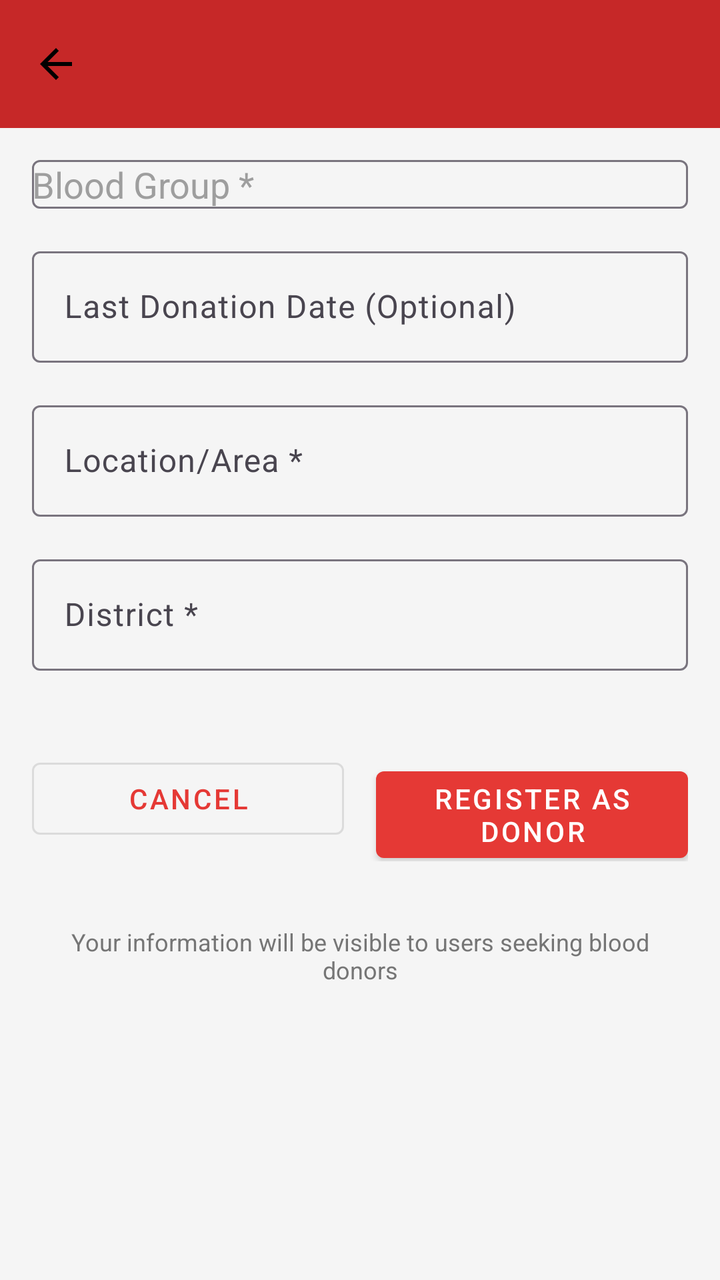
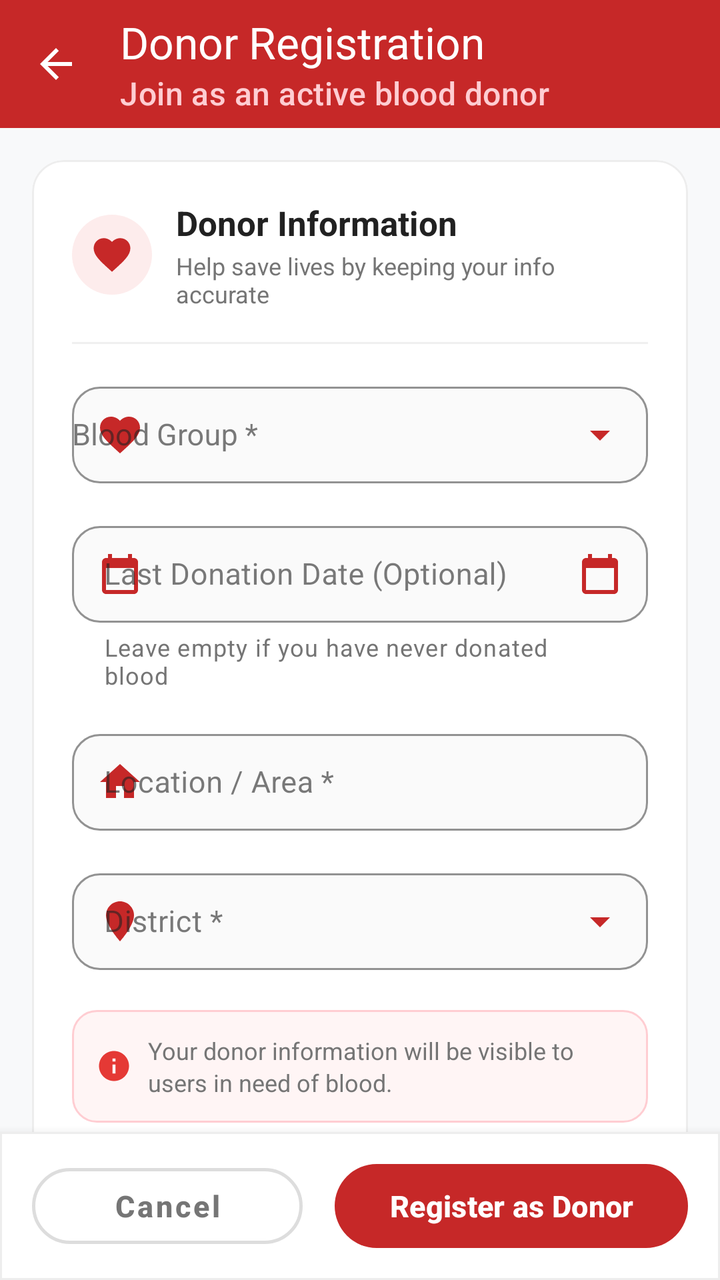

An Android layout rendered at two revisions. The XML below is the earlier revision; the diff shows what the commit changed to produce the second picture.
<!-- AndroidManifest.xml: application theme Theme.DonateBlood -->
<!-- res/layout/fragment_donor_registration.xml -->
<?xml version="1.0" encoding="utf-8"?>
<LinearLayout xmlns:android="http://schemas.android.com/apk/res/android"
    xmlns:app="http://schemas.android.com/apk/res-auto"
    android:layout_width="match_parent"
    android:layout_height="match_parent"
    android:orientation="vertical"
    android:background="@color/cardview_light_background">

    <com.google.android.material.appbar.MaterialToolbar
        android:id="@+id/toolbar"
        android:layout_width="match_parent"
        android:layout_height="?attr/actionBarSize"
        android:background="@color/primary_red_dark"
        app:navigationIcon="@drawable/ic_arrow_back"
        app:titleTextColor="@color/white" />

    <ScrollView
        android:layout_width="match_parent"
        android:layout_height="match_parent"
        android:padding="16dp"
        android:fillViewport="true">

        <LinearLayout
            android:layout_width="match_parent"
            android:layout_height="wrap_content"
            android:orientation="vertical">

            
            <ProgressBar
                android:id="@+id/progressBar"
                android:layout_width="wrap_content"
                android:layout_height="wrap_content"
                android:layout_gravity="center"
                android:layout_marginVertical="20dp"
                android:visibility="gone" />

            
            <com.google.android.material.textfield.TextInputLayout
                android:id="@+id/tilBloodGroup"
                android:layout_width="match_parent"
                android:layout_height="wrap_content"
                android:layout_marginBottom="16dp"
                app:hintEnabled="false">

                <AutoCompleteTextView
                    android:id="@+id/spinnerBloodGroup"
                    android:layout_width="match_parent"
                    android:layout_height="match_parent"
                    android:hint="Blood Group *"
                    android:inputType="none" />
            </com.google.android.material.textfield.TextInputLayout>

            
            <com.google.android.material.textfield.TextInputLayout
                android:id="@+id/tilLastDonation"
                android:layout_width="match_parent"
                android:layout_height="wrap_content"
                android:layout_marginBottom="16dp">

                <com.google.android.material.textfield.TextInputEditText
                    android:id="@+id/etLastDonation"
                    android:layout_width="match_parent"
                    android:layout_height="wrap_content"
                    android:hint="Last Donation Date (Optional)"
                    android:inputType="none"
                    android:focusable="false"
                    android:clickable="true" />
            </com.google.android.material.textfield.TextInputLayout>

            
            <com.google.android.material.textfield.TextInputLayout
                android:id="@+id/tilLocation"
                android:layout_width="match_parent"
                android:layout_height="wrap_content"
                android:layout_marginBottom="16dp">

                <com.google.android.material.textfield.TextInputEditText
                    android:id="@+id/etLocation"
                    android:layout_width="match_parent"
                    android:layout_height="wrap_content"
                    android:hint="Location/Area *"
                    android:maxLines="1" />
            </com.google.android.material.textfield.TextInputLayout>

            
            <com.google.android.material.textfield.TextInputLayout
                android:id="@+id/tilDistrict"
                android:layout_width="match_parent"
                android:layout_height="wrap_content"
                android:layout_marginBottom="24dp">

                <com.google.android.material.textfield.TextInputEditText
                    android:id="@+id/etDistrict"
                    android:layout_width="match_parent"
                    android:layout_height="wrap_content"
                    android:hint="District *"
                    android:maxLines="1" />
            </com.google.android.material.textfield.TextInputLayout>

            
            <LinearLayout
                android:layout_width="match_parent"
                android:layout_height="wrap_content"
                android:orientation="horizontal"
                android:layout_marginTop="16dp">

                <com.google.android.material.button.MaterialButton
                    android:id="@+id/btnCancel"
                    android:layout_width="0dp"
                    android:layout_height="wrap_content"
                    android:layout_weight="1"
                    android:layout_marginEnd="8dp"
                    android:text="Cancel"
                    style="@style/Widget.MaterialComponents.Button.OutlinedButton" />

                <com.google.android.material.button.MaterialButton
                    android:id="@+id/btnRegister"
                    android:layout_width="0dp"
                    android:layout_height="wrap_content"
                    android:layout_weight="1"
                    android:layout_marginStart="8dp"
                    android:text="Register as Donor"
                    style="@style/Widget.MaterialComponents.Button" />
            </LinearLayout>

            
            <TextView
                android:layout_width="match_parent"
                android:layout_height="wrap_content"
                android:layout_marginTop="24dp"
                android:gravity="center"
                android:text="Your information will be visible to users seeking blood donors"
                android:textColor="@color/text_secondary"
                android:textSize="12sp"
                android:padding="8dp" />

        </LinearLayout>
    </ScrollView>

</LinearLayout>
<!-- resources referenced by this layout -->
<resources>
  <color name="cardview_light_background">#F5F5F5</color>
  <color name="primary_red_dark">#C62828</color>
  <color name="text_secondary">#757575</color>
  <color name="white">#FFFFFF</color>
  <!-- drawable ic_arrow_back (drawable) -->
  <?xml version="1.0" encoding="utf-8"?>
  <vector xmlns:android="http://schemas.android.com/apk/res/android"
      android:width="24dp"
      android:height="24dp"
      android:viewportWidth="24"
      android:viewportHeight="24">
      <path
          android:fillColor="#FF000000"
          android:pathData="M20,11H7.83l5.59,-5.59L12,4l-8,8 8,8 1.41,-1.41L7.83,13H20v-2z"/>
  </vector>
  <color name="primary_red">#E53935</color>
  <color name="background_light">#F5F5F5</color>
  <color name="text_primary">#212121</color>
  <color name="text_hint">#9E9E9E</color>
  <color name="surface_white">#FFFFFF</color>
  <!-- unchanged entries left out for length: 4 -->
</resources>

<!-- the commit's change to res/layout/fragment_donor_registration.xml (unified diff, before → after) -->
@@ -1,140 +1,341 @@
 <?xml version="1.0" encoding="utf-8"?>
 <LinearLayout xmlns:android="http://schemas.android.com/apk/res/android"
     xmlns:app="http://schemas.android.com/apk/res-auto"
+    xmlns:tools="http://schemas.android.com/tools"
     android:layout_width="match_parent"
     android:layout_height="match_parent"
     android:orientation="vertical"
-    android:background="@color/cardview_light_background">
-
+    android:background="#F8F9FA">
+
+    
     <com.google.android.material.appbar.MaterialToolbar
         android:id="@+id/toolbar"
         android:layout_width="match_parent"
         android:layout_height="?attr/actionBarSize"
         android:background="@color/primary_red_dark"
-        app:navigationIcon="@drawable/ic_arrow_back"
-        app:titleTextColor="@color/white" />
-
-    <ScrollView
+        app:elevation="3dp"
+        app:navigationIcon="@drawable/ic_arrow_back_white"
+        app:title="Donor Registration"
+        app:titleTextColor="@color/white"
+        app:subtitle="Join as an active blood donor"
+        app:subtitleTextColor="#FFCDD2" />
+
+    
+    <androidx.core.widget.NestedScrollView
         android:layout_width="match_parent"
-        android:layout_height="match_parent"
-        android:padding="16dp"
+        android:layout_height="0dp"
+        android:layout_weight="1"
         android:fillViewport="true">
 
         <LinearLayout
             android:layout_width="match_parent"
             android:layout_height="wrap_content"
-            android:orientation="vertical">
+            android:orientation="vertical"
+            android:padding="16dp">
+
+            
+            <com.google.android.material.card.MaterialCardView
+                android:layout_width="match_parent"
+                android:layout_height="wrap_content"
+                app:cardCornerRadius="16dp"
+                app:cardElevation="0dp"
+                app:strokeColor="#EDEDED"
+                app:strokeWidth="1dp"
+                app:cardBackgroundColor="@color/white">
+
+                <LinearLayout
+                    android:layout_width="match_parent"
+                    android:layout_height="wrap_content"
+                    android:orientation="vertical"
+                    android:padding="20dp">
+
+                    
+                    <LinearLayout
+                        android:layout_width="match_parent"
+                        android:layout_height="wrap_content"
+                        android:gravity="center_vertical"
+                        android:orientation="horizontal"
+                        android:layout_marginBottom="16dp">
+
+                        <FrameLayout
+                            android:layout_width="40dp"
+                            android:layout_height="40dp"
+                            android:background="@drawable/bg_circle_icon">
+
+                            <ImageView
+                                android:layout_width="22dp"
+                                android:layout_height="22dp"
+                                android:layout_gravity="center"
+                                android:src="@drawable/ic_blood_drop"
+                                app:tint="@color/primary_red_dark"
+                                tools:ignore="ContentDescription" />
+                        </FrameLayout>
+
+                        <LinearLayout
+                            android:layout_width="0dp"
+                            android:layout_height="wrap_content"
+                            android:layout_marginStart="12dp"
+                            android:layout_weight="1"
+                            android:orientation="vertical">
+
+                            <TextView
+                                android:id="@+id/tvSectionTitle"
+                                android:layout_width="wrap_content"
+                                android:layout_height="wrap_content"
+                                android:text="Donor Information"
+                                android:textColor="@color/text_primary"
+                                android:textSize="17sp"
+                                android:textStyle="bold" />
+
+                            <TextView
+                                android:id="@+id/tvSectionSubtitle"
+                                android:layout_width="wrap_content"
+                                android:layout_height="wrap_content"
+                                android:layout_marginTop="2dp"
+                                android:text="Help save lives by keeping your info accurate"
+                                android:textColor="@color/text_secondary"
+                                android:textSize="12sp" />
+                        </LinearLayout>
+                    </LinearLayout>
+
+                    <View
+                        android:layout_width="match_parent"
+                        android:layout_height="1dp"
+                        android:background="#F0F0F0"
+                        android:layout_marginBottom="16dp" />
+
+                    
+                    <com.google.android.material.textfield.TextInputLayout
+                        android:id="@+id/tilBloodGroup"
+                        style="@style/Widget.MaterialComponents.TextInputLayout.OutlinedBox"
+                        android:layout_width="match_parent"
+                        android:layout_height="wrap_content"
+                        android:layout_marginBottom="16dp"
+                        android:hint="Blood Group *"
+                        app:boxCornerRadiusTopStart="14dp"
+                        app:boxCornerRadiusTopEnd="14dp"
+                        app:boxCornerRadiusBottomStart="14dp"
+                        app:boxCornerRadiusBottomEnd="14dp"
+                        app:boxStrokeColor="@color/primary_red_dark"
+                        app:boxStrokeWidth="1dp"
+                        app:boxStrokeWidthFocused="2dp"
+                        app:boxBackgroundColor="#FAFAFA"
+                        app:startIconDrawable="@drawable/ic_blood_drop"
+                        app:startIconTint="@color/primary_red_dark"
+                        app:endIconMode="custom"
+                        app:endIconDrawable="@drawable/ic_chevron_down"
+                        app:endIconTint="@color/primary_red_dark">
+
+                        <AutoCompleteTextView
+                            android:id="@+id/spinnerBloodGroup"
+                            android:layout_width="match_parent"
+                            android:layout_height="wrap_content"
+                            android:focusable="false"
+                            android:clickable="true"
+                            android:cursorVisible="false"
+                            android:inputType="none"
+                            android:paddingVertical="14dp"
+                            android:textSize="15sp"
+                            android:textColor="@color/text_primary" />
+                    </com.google.android.material.textfield.TextInputLayout>
+
+                    
+                    <com.google.android.material.textfield.TextInputLayout
+                        android:id="@+id/tilLastDonation"
+                        style="@style/Widget.MaterialComponents.TextInputLayout.OutlinedBox"
+                        android:layout_width="match_parent"
+                        android:layout_height="wrap_content"
+                        android:layout_marginBottom="16dp"
+                        android:hint="Last Donation Date (Optional)"
+                        app:helperText="Leave empty if you have never donated blood"
+                        app:helperTextTextColor="@color/text_secondary"
+                        app:boxCornerRadiusTopStart="14dp"
+                        app:boxCornerRadiusTopEnd="14dp"
+                        app:boxCornerRadiusBottomStart="14dp"
+                        app:boxCornerRadiusBottomEnd="14dp"
+                        app:boxStrokeColor="@color/primary_red_dark"
+                        app:boxStrokeWidth="1dp"
+                        app:boxStrokeWidthFocused="2dp"
+                        app:boxBackgroundColor="#FAFAFA"
+                        app:startIconDrawable="@drawable/ic_calendar"
+                        app:startIconTint="@color/primary_red_dark"
+                        app:endIconMode="custom"
+                        app:endIconDrawable="@drawable/ic_calendar"
+                        app:endIconTint="@color/primary_red_dark">
+
+                        <com.google.android.material.textfield.TextInputEditText
+                            android:id="@+id/etLastDonation"
+                            android:layout_width="match_parent"
+                            android:layout_height="wrap_content"
+                            android:focusable="false"
+                            android:clickable="true"
+                            android:cursorVisible="false"
+                            android:inputType="none"
+                            android:paddingVertical="14dp"
+                            android:textSize="15sp"
+                            android:textColor="@color/text_primary" />
+                    </com.google.android.material.textfield.TextInputLayout>
+
+                    
+                    <com.google.android.material.textfield.TextInputLayout
+                        android:id="@+id/tilLocation"
+                        style="@style/Widget.MaterialComponents.TextInputLayout.OutlinedBox"
+                        android:layout_width="match_parent"
+                        android:layout_height="wrap_content"
+                        android:layout_marginBottom="16dp"
+                        android:hint="Location / Area *"
+                        app:boxCornerRadiusTopStart="14dp"
+                        app:boxCornerRadiusTopEnd="14dp"
+                        app:boxCornerRadiusBottomStart="14dp"
+                        app:boxCornerRadiusBottomEnd="14dp"
+                        app:boxStrokeColor="@color/primary_red_dark"
+                        app:boxStrokeWidth="1dp"
+                        app:boxStrokeWidthFocused="2dp"
+                        app:boxBackgroundColor="#FAFAFA"
+                        app:startIconDrawable="@drawable/ic_home"
+                        app:startIconTint="@color/primary_red_dark">
+
+                        <com.google.android.material.textfield.TextInputEditText
+                            android:id="@+id/etLocation"
+                            android:layout_width="match_parent"
+                            android:layout_height="wrap_content"
+                            android:inputType="textCapWords"
+                            android:maxLines="1"
+                            android:paddingVertical="14dp"
+                            android:textSize="15sp"
+                            android:textColor="@color/text_primary" />
+                    </com.google.android.material.textfield.TextInputLayout>
+
+                    
+                    <com.google.android.material.textfield.TextInputLayout
+                        android:id="@+id/tilDistrict"
+                        style="@style/Widget.MaterialComponents.TextInputLayout.OutlinedBox"
+                        android:layout_width="match_parent"
+                        android:layout_height="wrap_content"
+                        android:layout_marginBottom="12dp"
+                        android:hint="District *"
+                        app:boxCornerRadiusTopStart="14dp"
+                        app:boxCornerRadiusTopEnd="14dp"
+                        app:boxCornerRadiusBottomStart="14dp"
+                        app:boxCornerRadiusBottomEnd="14dp"
+                        app:boxStrokeColor="@color/primary_red_dark"
+                        app:boxStrokeWidth="1dp"
+                        app:boxStrokeWidthFocused="2dp"
+                        app:boxBackgroundColor="#FAFAFA"
+                        app:startIconDrawable="@drawable/ic_location"
+                        app:startIconTint="@color/primary_red_dark"
+                        app:endIconMode="custom"
+                        app:endIconDrawable="@drawable/ic_chevron_down"
+                        app:endIconTint="@color/primary_red_dark">
+
+                        <com.google.android.material.textfield.TextInputEditText
+                            android:id="@+id/etDistrict"
+                            android:layout_width="match_parent"
+                            android:layout_height="wrap_content"
+                            android:focusable="false"
+                            android:clickable="true"
+                            android:cursorVisible="false"
+                            android:inputType="none"
+                            android:maxLines="1"
+                            android:paddingVertical="14dp"
+                            android:textSize="15sp"
+                            android:textColor="@color/text_primary" />
+                    </com.google.android.material.textfield.TextInputLayout>
+
+                    
+                    <LinearLayout
+                        android:layout_width="match_parent"
+                        android:layout_height="wrap_content"
+                        android:orientation="horizontal"
+                        android:background="@drawable/bg_info_banner"
+                        android:padding="12dp"
+                        android:gravity="center_vertical"
+                        android:layout_marginTop="8dp">
+
+                        <ImageView
+                            android:layout_width="18dp"
+                            android:layout_height="18dp"
+                            android:src="@drawable/ic_info"
+                            app:tint="@color/primary_red"
+                            android:layout_marginEnd="8dp"
+                            tools:ignore="ContentDescription" />
+
+                        <TextView
+                            android:layout_width="0dp"
+                            android:layout_height="wrap_content"
+                            android:layout_weight="1"
+                            android:text="Your donor information will be visible to users in need of blood."
+                            android:textColor="@color/text_secondary"
+                            android:textSize="12sp"
+                            android:lineSpacingExtra="2dp" />
+                    </LinearLayout>
+
+                </LinearLayout>
+            </com.google.android.material.card.MaterialCardView>
 
             
             <ProgressBar
                 android:id="@+id/progressBar"
                 android:layout_width="wrap_content"
                 android:layout_height="wrap_content"
-                android:layout_gravity="center"
-                android:layout_marginVertical="20dp"
+                android:layout_gravity="center_horizontal"
+                android:layout_marginTop="20dp"
+                android:indeterminateTint="@color/primary_red_dark"
                 android:visibility="gone" />
 
-            
-            <com.google.android.material.textfield.TextInputLayout
-                android:id="@+id/tilBloodGroup"
-                android:layout_width="match_parent"
-                android:layout_height="wrap_content"
-                android:layout_marginBottom="16dp"
-                app:hintEnabled="false">
-
-                <AutoCompleteTextView
-                    android:id="@+id/spinnerBloodGroup"
-                    android:layout_width="match_parent"
-                    android:layout_height="match_parent"
-                    android:hint="Blood Group *"
-                    android:inputType="none" />
-            </com.google.android.material.textfield.TextInputLayout>
-
-            
-            <com.google.android.material.textfield.TextInputLayout
-                android:id="@+id/tilLastDonation"
-                android:layout_width="match_parent"
-                android:layout_height="wrap_content"
-                android:layout_marginBottom="16dp">
-
-                <com.google.android.material.textfield.TextInputEditText
-                    android:id="@+id/etLastDonation"
-                    android:layout_width="match_parent"
-                    android:layout_height="wrap_content"
-                    android:hint="Last Donation Date (Optional)"
-                    android:inputType="none"
-                    android:focusable="false"
-                    android:clickable="true" />
-            </com.google.android.material.textfield.TextInputLayout>
-
-            
-            <com.google.android.material.textfield.TextInputLayout
-                android:id="@+id/tilLocation"
-                android:layout_width="match_parent"
-                android:layout_height="wrap_content"
-                android:layout_marginBottom="16dp">
-
-                <com.google.android.material.textfield.TextInputEditText
-                    android:id="@+id/etLocation"
-                    android:layout_width="match_parent"
-                    android:layout_height="wrap_content"
-                    android:hint="Location/Area *"
-                    android:maxLines="1" />
-            </com.google.android.material.textfield.TextInputLayout>
-
-            
-            <com.google.android.material.textfield.TextInputLayout
-                android:id="@+id/tilDistrict"
-                android:layout_width="match_parent"
-                android:layout_height="wrap_content"
-                android:layout_marginBottom="24dp">
-
-                <com.google.android.material.textfield.TextInputEditText
-                    android:id="@+id/etDistrict"
-                    android:layout_width="match_parent"
-                    android:layout_height="wrap_content"
-                    android:hint="District *"
-                    android:maxLines="1" />
-            </com.google.android.material.textfield.TextInputLayout>
-
-            
-            <LinearLayout
-                android:layout_width="match_parent"
-                android:layout_height="wrap_content"
-                android:orientation="horizontal"
-                android:layout_marginTop="16dp">
-
-                <com.google.android.material.button.MaterialButton
-                    android:id="@+id/btnCancel"
-                    android:layout_width="0dp"
-                    android:layout_height="wrap_content"
-                    android:layout_weight="1"
-                    android:layout_marginEnd="8dp"
-                    android:text="Cancel"
-                    style="@style/Widget.MaterialComponents.Button.OutlinedButton" />
-
-                <com.google.android.material.button.MaterialButton
-                    android:id="@+id/btnRegister"
-                    android:layout_width="0dp"
-                    android:layout_height="wrap_content"
-                    android:layout_weight="1"
-                    android:layout_marginStart="8dp"
-                    android:text="Register as Donor"
-                    style="@style/Widget.MaterialComponents.Button" />
-            </LinearLayout>
-
-            
-            <TextView
-                android:layout_width="match_parent"
-                android:layout_height="wrap_content"
-                android:layout_marginTop="24dp"
-                android:gravity="center"
-                android:text="Your information will be visible to users seeking blood donors"
+        </LinearLayout>
+    </androidx.core.widget.NestedScrollView>
+
+    
+    <com.google.android.material.card.MaterialCardView
+        android:layout_width="match_parent"
+        android:layout_height="wrap_content"
+        app:cardElevation="8dp"
+        app:strokeWidth="1dp"
+        app:strokeColor="#EDEDED"
+        app:cardBackgroundColor="@color/white"
+        app:cardCornerRadius="0dp">
+
+        <LinearLayout
+            android:layout_width="match_parent"
+            android:layout_height="wrap_content"
+            android:orientation="horizontal"
+            android:paddingHorizontal="16dp"
+            android:paddingVertical="12dp">
+
+            <com.google.android.material.button.MaterialButton
+                android:id="@+id/btnCancel"
+                style="@style/Widget.MaterialComponents.Button.OutlinedButton"
+                android:layout_width="0dp"
+                android:layout_height="50dp"
+                android:layout_weight="1"
+                android:layout_marginEnd="8dp"
+                android:text="Cancel"
                 android:textColor="@color/text_secondary"
-                android:textSize="12sp"
-                android:padding="8dp" />
-
+                android:textSize="15sp"
+                android:textStyle="bold"
+                android:textAllCaps="false"
+                app:cornerRadius="25dp"
+                app:strokeColor="#DDDDDD"
+                app:strokeWidth="1.5dp"
+                android:stateListAnimator="@null" />
+
+            <com.google.android.material.button.MaterialButton
+                android:id="@+id/btnRegister"
+                android:layout_width="0dp"
+                android:layout_height="50dp"
+                android:layout_weight="1.3"
+                android:layout_marginStart="8dp"
+                android:text="Register as Donor"
+                android:textColor="@color/white"
+                android:textSize="15sp"
+                android:textStyle="bold"
+                android:textAllCaps="false"
+                app:cornerRadius="25dp"
+                app:elevation="2dp"
+                app:backgroundTint="@color/primary_red_dark"
+                android:stateListAnimator="@null" />
         </LinearLayout>
-    </ScrollView>
+    </com.google.android.material.card.MaterialCardView>
 
 </LinearLayout>
<!-- resource entries referenced after the edit -->
@@ -1,19 +1,96 @@
 <!-- resources referenced by this layout -->
 <resources>
-  <color name="cardview_light_background">#F5F5F5</color>
   <color name="primary_red_dark">#C62828</color>
   <color name="text_secondary">#757575</color>
   <color name="white">#FFFFFF</color>
-  <!-- drawable ic_arrow_back (drawable) -->
+  <!-- drawable bg_circle_icon (drawable) -->
+  <?xml version="1.0" encoding="utf-8"?>
+  <shape xmlns:android="http://schemas.android.com/apk/res/android"
+      android:shape="oval">
+      <solid android:color="#FDECEC" />
+  </shape>
+  <!-- drawable bg_info_banner (drawable) -->
+  <?xml version="1.0" encoding="utf-8"?>
+  <shape xmlns:android="http://schemas.android.com/apk/res/android">
+      <solid android:color="#FFF5F5" />
+      <stroke android:width="1dp" android:color="#FFCDD2" />
+      <corners android:radius="12dp" />
+  </shape>
+  <!-- drawable ic_arrow_back_white (drawable) -->
+  <vector xmlns:android="http://schemas.android.com/apk/res/android"
+      android:width="24dp"
+      android:height="24dp"
+      android:viewportWidth="24"
+      android:viewportHeight="24">
+      <path
+          android:fillColor="@android:color/white"
+          android:pathData="M20,11H7.83l5.59,-5.59L12,4l-8,8 8,8 1.41,-1.41L7.83,13H20v-2z"/>
+  </vector>
+  <!-- drawable ic_blood_drop (drawable) -->
+  <vector xmlns:android="http://schemas.android.com/apk/res/android" android:width="24dp" android:height="24dp" android:viewportWidth="24" android:viewportHeight="24" android:tint="#666">
+      <path android:fillColor="@android:color/white" android:pathData="M12,21.35L10.55,20.03C5.4,15.36 2,12.28 2,8.5C2,5.42 4.42,3 7.5,3C9.24,3 10.91,3.81 12,5.09C13.09,3.81 14.76,3 16.5,3C19.58,3 22,5.42 22,8.5C22,12.28 18.6,15.36 13.45,20.04L12,21.35Z"/>
+  </vector>
+  <!-- drawable ic_calendar (drawable) -->
+  <vector xmlns:android="http://schemas.android.com/apk/res/android"
+      android:width="24dp"
+      android:height="24dp"
+      android:viewportWidth="24"
+      android:viewportHeight="24">
+      <path
+          android:fillColor="#9E9E9E"
+          android:pathData="M19,4h-1V2h-2v2H8V2H6v2H5C3.9,4 3.01,4.9 3.01,6L3,20c0,1.1 0.9,2 2,2h14c1.1,0 2,-0.9 2,-2V6c0,-1.1 -0.9,-2 -2,-2zM19,20H5V9h14v11z"/>
+  </vector>
+  <!-- drawable ic_chevron_down (drawable) -->
+  <vector xmlns:android="http://schemas.android.com/apk/res/android"
+      android:width="24dp"
+      android:height="24dp"
+      android:viewportWidth="24"
+      android:viewportHeight="24">
+    <path
+        android:fillColor="#FF000000"
+        android:pathData="M7,10l5,5 5,-5z"/>
+  </vector>
+  <!-- drawable ic_home (drawable) -->
   <?xml version="1.0" encoding="utf-8"?>
   <vector xmlns:android="http://schemas.android.com/apk/res/android"
       android:width="24dp"
       android:height="24dp"
       android:viewportWidth="24"
       android:viewportHeight="24">
+  
+      
       <path
-          android:fillColor="#FF000000"
-          android:pathData="M20,11H7.83l5.59,-5.59L12,4l-8,8 8,8 1.41,-1.41L7.83,13H20v-2z"/>
+          android:fillColor="#FFFFFF"
+          android:pathData="M10,20v-6h4v6h5v-8h3L12,3 2,12h3v8z" />
+  
+  </vector>
+  <!-- drawable ic_info (drawable) -->
+  <vector xmlns:android="http://schemas.android.com/apk/res/android"
+      android:width="24dp"
+      android:height="24dp"
+      android:viewportWidth="24"
+      android:viewportHeight="24">
+    <path
+        android:fillColor="#FF000000"
+        android:pathData="M12,2C6.48,2 2,6.48 2,12s4.48,10 10,10 10,-4.48 10,-10S17.52,2 12,2zM13,17h-2v-6h2v6zM13,9h-2V7h2v2z"/>
+  </vector>
+  <!-- drawable ic_location (drawable) -->
+  <?xml version="1.0" encoding="utf-8"?>
+  <vector xmlns:android="http://schemas.android.com/apk/res/android"
+      android:width="24dp"
+      android:height="24dp"
+      android:viewportWidth="24"
+      android:viewportHeight="24">
+  
+      
+      <path
+          android:fillColor="#FFFFFF"
+          android:pathData="M12,2C8.13,2 5,5.13 5,9c0,5.25 7,13 7,13s7,-7.75 7,-13c0,-3.87 -3.13,-7 -7,-7z" />
+  
+      <path
+          android:fillColor="#FF0000"
+          android:pathData="M12,12.5c1.93,0 3.5,-1.57 3.5,-3.5S13.93,5.5 12,5.5 8.5,7.07 8.5,9s1.57,3.5 3.5,3.5z" />
+  
   </vector>
   <color name="primary_red">#E53935</color>
   <color name="background_light">#F5F5F5</color>
